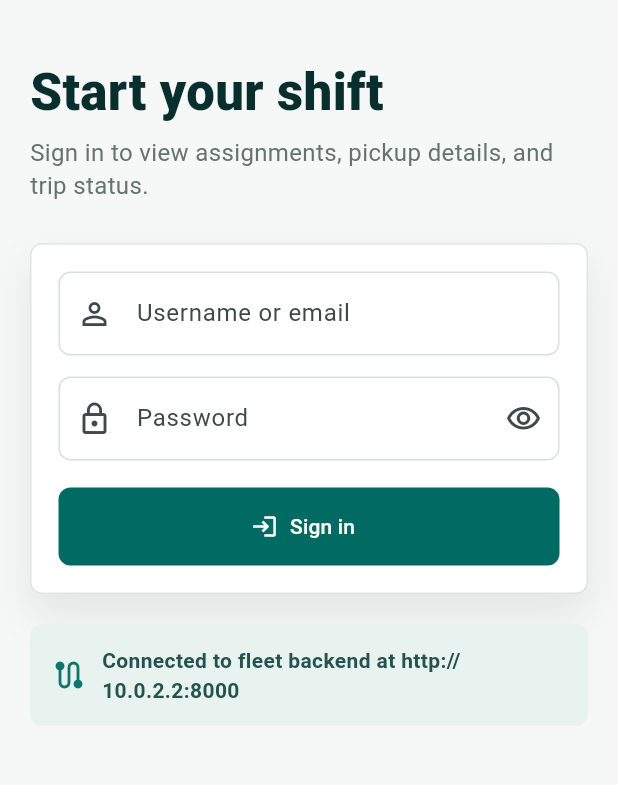
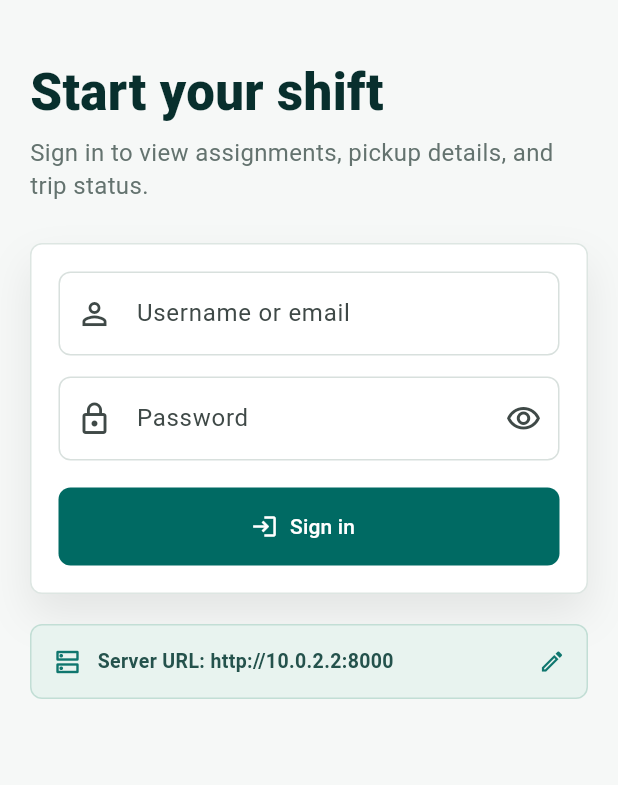
Before and after one commit to Awkward-Studio/fleet-operations, a Flutter app: the screen it shows after launch, on a phone screen of 412 x 824 dp, the part 108-893 px from its top. Run offline on Flutter 3.47's test engine with Material 3 defaults, Android fonts, the phone set to English and light mode, and no system bars; our stand-ins replace flutter_local_notifications, flutter_riverpod, geolocator, image_picker, shared_preferences; missing offline and left inert: flutter_background_service.

Commit message:
fix(driver-app): add dynamic ServerUrlStore and auto-strip invalid .local DNS hostnames

```diff
--- a/Driver app/lib/core/api_client.dart
+++ b/Driver app/lib/core/api_client.dart
@@ -10,12 +10,49 @@ const String apiBaseUrl = String.fromEnvironment(
   defaultValue: 'http://10.0.2.2:8000',
 );
 
+class ServerUrlStore {
+  static const _key = 'driver_app_server_url';
+
+  static Future<String> get baseUrl async {
+    final prefs = await SharedPreferences.getInstance();
+    final stored = prefs.getString(_key);
+    if (stored != null && stored.trim().isNotEmpty) {
+      return _cleanUrl(stored);
+    }
+    return _cleanUrl(apiBaseUrl);
+  }
+
+  static Future<void> save(String rawUrl) async {
+    final prefs = await SharedPreferences.getInstance();
+    final cleaned = _cleanUrl(rawUrl);
+    await prefs.setString(_key, cleaned);
+  }
+
+  static String _cleanUrl(String raw) {
+    var cleaned = raw.trim();
+    if (cleaned.contains('.local')) {
+      cleaned = cleaned.replaceAll('.local', '');
+    }
+    if (!cleaned.startsWith('http://') && !cleaned.startsWith('https://')) {
+      cleaned = 'http://$cleaned';
+    }
+    while (cleaned.endsWith('/')) {
+      cleaned = cleaned.substring(0, cleaned.length - 1);
+    }
+    return cleaned;
+  }
+}
+
 class ApiClient {
-  Uri _uri(String path) => Uri.parse('$apiBaseUrl/api$path');
+  Future<Uri> _uri(String path) async {
+    final base = await ServerUrlStore.baseUrl;
+    return Uri.parse('$base/api$path');
+  }
 
   Future<void> login(String username, String password) async {
+    final uri = await _uri('/auth/login/');
     final response = await http.post(
-      _uri('/auth/login/'),
+      uri,
       headers: {'Content-Type': 'application/json'},
       body: jsonEncode({'username': username, 'password': password}),
     );
@@ -108,8 +145,9 @@ class ApiClient {
 
   Future<http.Response> _authorizedGet(String path) async {
     final token = await TokenStore.accessToken;
+    final uri = await _uri(path);
     final response = await http.get(
-      _uri(path),
+      uri,
       headers: {
         'Content-Type': 'application/json',
         if (token != null) 'Authorization': 'Bearer $token',
@@ -118,8 +156,9 @@ class ApiClient {
 
     if (response.statusCode == 401 && await _refreshToken()) {
       final nextToken = await TokenStore.accessToken;
+      final retryUri = await _uri(path);
       return http.get(
-        _uri(path),
+        retryUri,
         headers: {
           'Content-Type': 'application/json',
           if (nextToken != null) 'Authorization': 'Bearer $nextToken',
@@ -135,8 +174,9 @@ class ApiClient {
     Map<String, dynamic> payload,
   ) async {
     final token = await TokenStore.accessToken;
+    final uri = await _uri(path);
     final response = await http.post(
-      _uri(path),
+      uri,
       headers: {
         'Content-Type': 'application/json',
         if (token != null) 'Authorization': 'Bearer $token',
@@ -146,8 +186,9 @@ class ApiClient {
 
     if (response.statusCode == 401 && await _refreshToken()) {
       final nextToken = await TokenStore.accessToken;
+      final retryUri = await _uri(path);
       return http.post(
-        _uri(path),
+        retryUri,
         headers: {
           'Content-Type': 'application/json',
           if (nextToken != null) 'Authorization': 'Bearer $nextToken',
@@ -167,7 +208,8 @@ class ApiClient {
     required String contentType,
   }) async {
     final token = await TokenStore.accessToken;
-    final request = http.MultipartRequest('POST', _uri(path))
+    final uri = await _uri(path);
+    final request = http.MultipartRequest('POST', uri)
       ..fields.addAll(fields)
       ..files.add(
         await http.MultipartFile.fromPath(
@@ -184,7 +226,8 @@ class ApiClient {
     var response = await http.Response.fromStream(streamed);
     if (response.statusCode == 401 && await _refreshToken()) {
       final nextToken = await TokenStore.accessToken;
-      final retry = http.MultipartRequest('POST', _uri(path))
+      final retryUri = await _uri(path);
+      final retry = http.MultipartRequest('POST', retryUri)
         ..fields.addAll(fields)
         ..files.add(
           await http.MultipartFile.fromPath(
@@ -207,8 +250,9 @@ class ApiClient {
     final refreshToken = await TokenStore.refreshToken;
     if (refreshToken == null) return false;
 
+    final uri = await _uri('/auth/token/refresh/');
     final response = await http.post(
-      _uri('/auth/token/refresh/'),
+      uri,
       headers: {'Content-Type': 'application/json'},
       body: jsonEncode({'refresh': refreshToken}),
     );
--- a/Driver app/lib/core/location_tracking_service.dart
+++ b/Driver app/lib/core/location_tracking_service.dart
@@ -271,8 +271,9 @@ Future<Map<String, dynamic>?> _loadCurrentTrip() async {
   if (token == null) return null;
 
   try {
+    final base = await ServerUrlStore.baseUrl;
     final response = await http.get(
-      Uri.parse('$apiBaseUrl/api/fleet/driver/my-trips/current/'),
+      Uri.parse('$base/api/fleet/driver/my-trips/current/'),
       headers: {
         'Content-Type': 'application/json',
         'Authorization': 'Bearer $token',
@@ -327,8 +328,9 @@ Future<bool> _postLocation(int tripId, Position position) async {
   if (token == null) return false;
 
   try {
+    final base = await ServerUrlStore.baseUrl;
     final response = await http.post(
-      Uri.parse('$apiBaseUrl/api/fleet/trips/$tripId/location/'),
+      Uri.parse('$base/api/fleet/trips/$tripId/location/'),
       headers: {
         'Content-Type': 'application/json',
         'Authorization': 'Bearer $token',
--- a/Driver app/lib/main.dart
+++ b/Driver app/lib/main.dart
@@ -99,15 +99,33 @@ class _LoginPageState extends State<LoginPage> {
   final _formKey = GlobalKey<FormState>();
   final _username = TextEditingController();
   final _password = TextEditingController();
+  final _serverUrl = TextEditingController();
   final _api = ApiClient();
   bool _loading = false;
   bool _obscurePassword = true;
+  bool _showServerConfig = false;
   String? _error;
+
+  @override
+  void initState() {
+    super.initState();
+    _loadSavedServerUrl();
+  }
+
+  Future<void> _loadSavedServerUrl() async {
+    final url = await ServerUrlStore.baseUrl;
+    if (mounted) {
+      setState(() {
+        _serverUrl.text = url;
+      });
+    }
+  }
 
   @override
   void dispose() {
     _username.dispose();
     _password.dispose();
+    _serverUrl.dispose();
     super.dispose();
   }
 
@@ -119,6 +137,9 @@ class _LoginPageState extends State<LoginPage> {
     });
 
     try {
+      if (_serverUrl.text.trim().isNotEmpty) {
+        await ServerUrlStore.save(_serverUrl.text);
+      }
       await _api.login(_username.text.trim(), _password.text);
       widget.onLogin();
     } catch (error) {
@@ -292,20 +313,48 @@ class _LoginPageState extends State<LoginPage> {
               decoration: BoxDecoration(
                 color: const Color(0xffe8f3ef),
                 borderRadius: BorderRadius.circular(8),
+                border: Border.all(color: const Color(0xffc2ded5)),
               ),
-              child: const Row(
+              child: Column(
+                crossAxisAlignment: CrossAxisAlignment.start,
                 children: [
-                  Icon(Icons.route, color: Color(0xff0f766e)),
-                  SizedBox(width: 10),
-                  Expanded(
-                    child: Text(
-                      'Connected to fleet backend at $apiBaseUrl',
-                      style: TextStyle(
-                        color: Color(0xff24524c),
-                        fontWeight: FontWeight.w600,
-                      ),
+                  InkWell(
+                    onTap: () => setState(() => _showServerConfig = !_showServerConfig),
+                    child: Row(
+                      children: [
+                        const Icon(Icons.dns_outlined, color: Color(0xff0f766e), size: 20),
+                        const SizedBox(width: 10),
+                        Expanded(
+                          child: Text(
+                            'Server URL: ${_serverUrl.text.isEmpty ? apiBaseUrl : _serverUrl.text}',
+                            style: const TextStyle(
+                              color: Color(0xff24524c),
+                              fontWeight: FontWeight.w600,
+                              fontSize: 13,
+                            ),
+                            overflow: TextOverflow.ellipsis,
+                          ),
+                        ),
+                        Icon(
+                          _showServerConfig ? Icons.expand_less : Icons.edit_outlined,
+                          color: const Color(0xff0f766e),
+                          size: 18,
+                        ),
+                      ],
                     ),
                   ),
+                  if (_showServerConfig) ...[
+                    const SizedBox(height: 12),
+                    TextFormField(
+                      controller: _serverUrl,
+                      decoration: const InputDecoration(
+                        labelText: 'Backend Server URL / IP',
+                        hintText: 'e.g. http://omihome:8000 or http://192.168.1.34:8000',
+                        prefixIcon: Icon(Icons.link_outlined),
+                      ),
+                      style: const TextStyle(fontSize: 14),
+                    ),
+                  ],
                 ],
               ),
             ),
```
